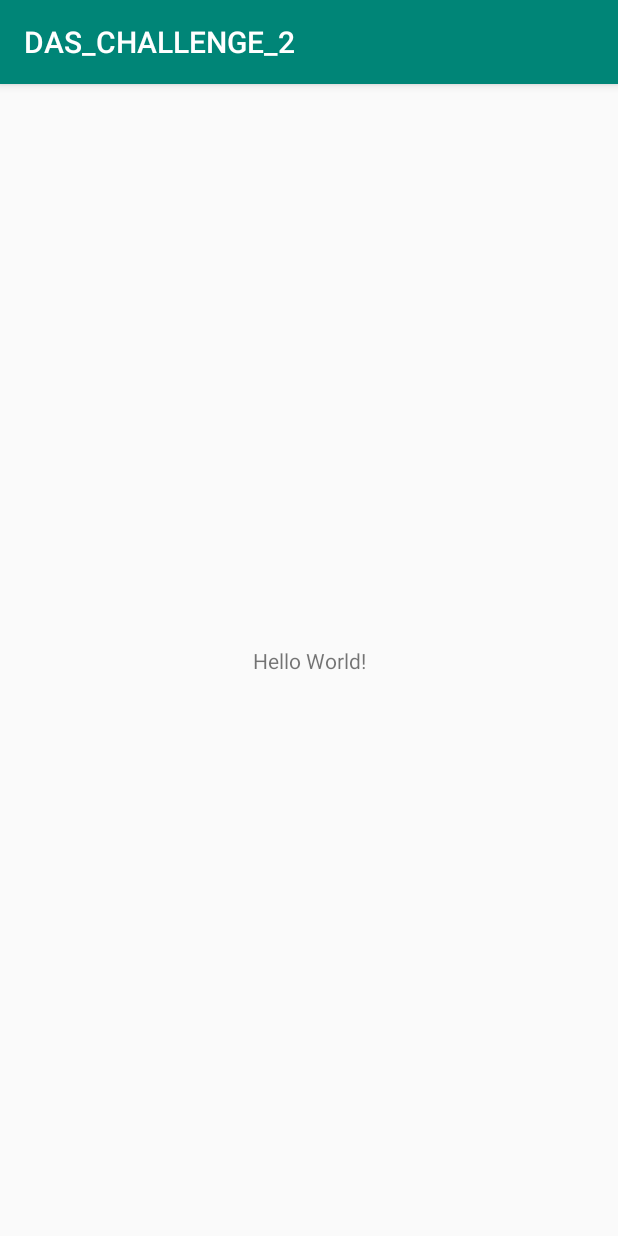
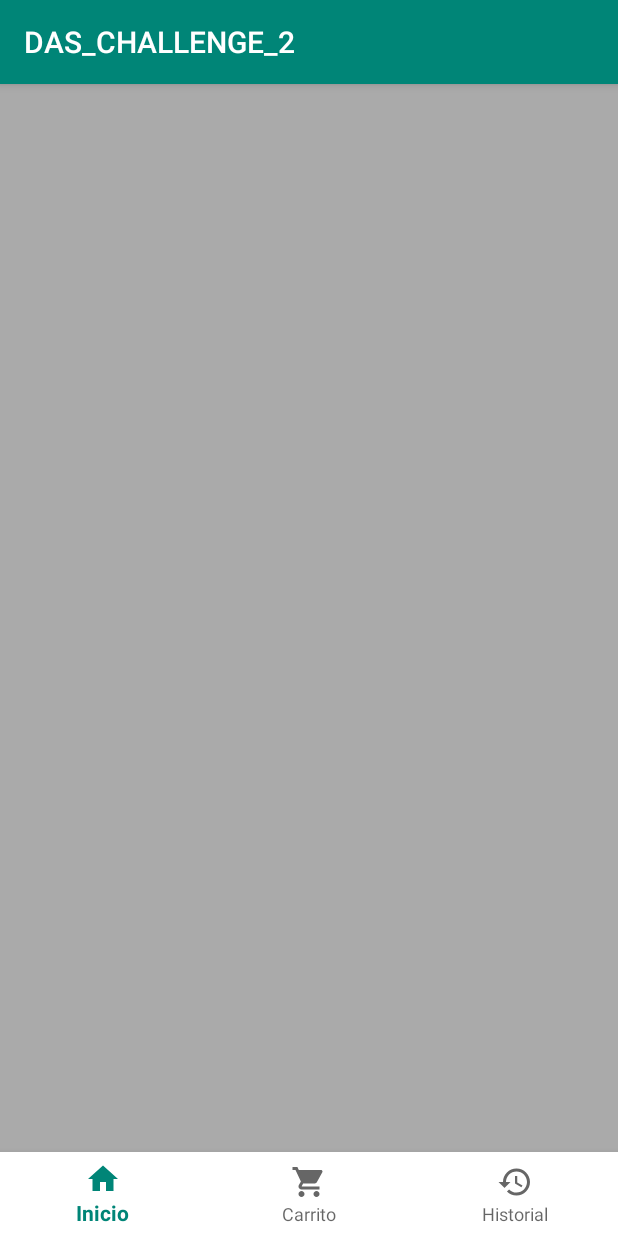
Before and after one commit to Vege19/DAS_CHALLENGE_2, an Android app: the screen it shows after launch (MainActivity), on a phone screen of 412 x 824 dp. Run offline under Robolectric (Android 15) with nearby library versions, the phone set to English and light mode, and no system bars; our stand-ins replace navigation-ui.

Commit message:
Bottom navigation working

```diff
--- a/DAS_CHALLENGE_2/app/build.gradle
+++ b/DAS_CHALLENGE_2/app/build.gradle
@@ -31,6 +31,7 @@ dependencies {
     implementation 'androidx.core:core-ktx:1.0.2'
     implementation 'androidx.constraintlayout:constraintlayout:1.1.3'
     implementation 'com.google.firebase:firebase-database:16.0.4'
+    implementation 'androidx.legacy:legacy-support-v4:1.0.0'
     testImplementation 'junit:junit:4.12'
     androidTestImplementation 'androidx.test:runner:1.1.1'
     androidTestImplementation 'androidx.test.espresso:espresso-core:3.1.1'
--- a/DAS_CHALLENGE_2/app/src/main/java/com/example/das_challenge_2/activities/MainActivity.kt
+++ b/DAS_CHALLENGE_2/app/src/main/java/com/example/das_challenge_2/activities/MainActivity.kt
@@ -2,13 +2,21 @@ package com.example.das_challenge_2.activities
 
 import androidx.appcompat.app.AppCompatActivity
 import android.os.Bundle
+import androidx.navigation.Navigation
+import androidx.navigation.findNavController
+import androidx.navigation.fragment.NavHostFragment
+import androidx.navigation.ui.NavigationUI
+import androidx.navigation.ui.setupWithNavController
 import com.example.das_challenge_2.R
+import kotlinx.android.synthetic.main.activity_main.*
 
 class MainActivity : AppCompatActivity() {
 
     override fun onCreate(savedInstanceState: Bundle?) {
         super.onCreate(savedInstanceState)
         setContentView(R.layout.activity_main)
+
+        setBottomNavigationView()
 
         // Write a message to the database
         /* val database = FirebaseDatabase.getInstance()
@@ -29,4 +37,8 @@ class MainActivity : AppCompatActivity() {
 
     }
 
+    private fun setBottomNavigationView() {
+        bottomNavigation.setupWithNavController(Navigation.findNavController(this, R.id.navHostFragment))
+    }
+
 }
--- /dev/null
+++ b/DAS_CHALLENGE_2/app/src/main/java/com/example/das_challenge_2/fragments/CartFragment.kt
@@ -0,0 +1,22 @@
+package com.example.das_challenge_2.fragments
+
+
+import android.os.Bundle
+import androidx.fragment.app.Fragment
+import android.view.LayoutInflater
+import android.view.View
+import android.view.ViewGroup
+import com.example.das_challenge_2.R
+
+class CartFragment : Fragment() {
+
+    override fun onCreateView(
+        inflater: LayoutInflater, container: ViewGroup?,
+        savedInstanceState: Bundle?
+    ): View? {
+        // Inflate the layout for this fragment
+        return inflater.inflate(R.layout.fragment_cart, container, false)
+    }
+
+
+}
--- /dev/null
+++ b/DAS_CHALLENGE_2/app/src/main/java/com/example/das_challenge_2/fragments/HomeFragment.kt
@@ -0,0 +1,22 @@
+package com.example.das_challenge_2.fragments
+
+
+import android.os.Bundle
+import androidx.fragment.app.Fragment
+import android.view.LayoutInflater
+import android.view.View
+import android.view.ViewGroup
+import com.example.das_challenge_2.R
+
+class HomeFragment : Fragment() {
+
+    override fun onCreateView(
+        inflater: LayoutInflater, container: ViewGroup?,
+        savedInstanceState: Bundle?
+    ): View? {
+        // Inflate the layout for this fragment
+        return inflater.inflate(R.layout.fragment_home, container, false)
+    }
+
+
+}
--- /dev/null
+++ b/DAS_CHALLENGE_2/app/src/main/java/com/example/das_challenge_2/fragments/RecordFragment.kt
@@ -0,0 +1,22 @@
+package com.example.das_challenge_2.fragments
+
+
+import android.os.Bundle
+import androidx.fragment.app.Fragment
+import android.view.LayoutInflater
+import android.view.View
+import android.view.ViewGroup
+import com.example.das_challenge_2.R
+
+class RecordFragment : Fragment() {
+
+    override fun onCreateView(
+        inflater: LayoutInflater, container: ViewGroup?,
+        savedInstanceState: Bundle?
+    ): View? {
+        // Inflate the layout for this fragment
+        return inflater.inflate(R.layout.fragment_record, container, false)
+    }
+
+
+}
--- /dev/null
+++ b/DAS_CHALLENGE_2/app/src/main/res/drawable/ic_history.xml
@@ -0,0 +1,9 @@
+<vector xmlns:android="http://schemas.android.com/apk/res/android"
+        android:width="24dp"
+        android:height="24dp"
+        android:viewportWidth="24.0"
+        android:viewportHeight="24.0">
+    <path
+        android:fillColor="#FF000000"
+        android:pathData="M13,3c-4.97,0 -9,4.03 -9,9L1,12l3.89,3.89 0.07,0.14L9,12L6,12c0,-3.87 3.13,-7 7,-7s7,3.13 7,7 -3.13,7 -7,7c-1.93,0 -3.68,-0.79 -4.94,-2.06l-1.42,1.42C8.27,19.99 10.51,21 13,21c4.97,0 9,-4.03 9,-9s-4.03,-9 -9,-9zM12,8v5l4.28,2.54 0.72,-1.21 -3.5,-2.08L13.5,8L12,8z"/>
+</vector>
--- /dev/null
+++ b/DAS_CHALLENGE_2/app/src/main/res/drawable/ic_home.xml
@@ -0,0 +1,9 @@
+<vector xmlns:android="http://schemas.android.com/apk/res/android"
+        android:width="24dp"
+        android:height="24dp"
+        android:viewportWidth="24.0"
+        android:viewportHeight="24.0">
+    <path
+        android:fillColor="#FF000000"
+        android:pathData="M10,20v-6h4v6h5v-8h3L12,3 2,12h3v8z"/>
+</vector>
--- /dev/null
+++ b/DAS_CHALLENGE_2/app/src/main/res/drawable/ic_shopping_cart.xml
@@ -0,0 +1,9 @@
+<vector xmlns:android="http://schemas.android.com/apk/res/android"
+        android:width="24dp"
+        android:height="24dp"
+        android:viewportWidth="24.0"
+        android:viewportHeight="24.0">
+    <path
+        android:fillColor="#FF000000"
+        android:pathData="M7,18c-1.1,0 -1.99,0.9 -1.99,2S5.9,22 7,22s2,-0.9 2,-2 -0.9,-2 -2,-2zM1,2v2h2l3.6,7.59 -1.35,2.45c-0.16,0.28 -0.25,0.61 -0.25,0.96 0,1.1 0.9,2 2,2h12v-2L7.42,15c-0.14,0 -0.25,-0.11 -0.25,-0.25l0.03,-0.12 0.9,-1.63h7.45c0.75,0 1.41,-0.41 1.75,-1.03l3.58,-6.49c0.08,-0.14 0.12,-0.31 0.12,-0.48 0,-0.55 -0.45,-1 -1,-1L5.21,4l-0.94,-2L1,2zM17,18c-1.1,0 -1.99,0.9 -1.99,2s0.89,2 1.99,2 2,-0.9 2,-2 -0.9,-2 -2,-2z"/>
+</vector>
--- a/DAS_CHALLENGE_2/app/src/main/res/layout/activity_main.xml
+++ b/DAS_CHALLENGE_2/app/src/main/res/layout/activity_main.xml
@@ -6,13 +6,26 @@
     android:layout_height="match_parent"
     tools:context=".activities.MainActivity">
 
-    <TextView
-        android:layout_width="wrap_content"
-        android:layout_height="wrap_content"
-        android:text="Hello World!"
+    <fragment
+        android:id="@+id/navHostFragment"
+        android:layout_width="0dp"
+        android:layout_height="0dp"
+        app:layout_constraintTop_toTopOf="parent"
+        app:layout_constraintStart_toStartOf="parent"
+        app:layout_constraintEnd_toEndOf="parent"
+        app:layout_constraintBottom_toTopOf="@id/bottomNavigation"
+        android:name="androidx.navigation.fragment.NavHostFragment"
+        app:navGraph="@navigation/navigation_app"
+        app:defaultNavHost="true"/>
+
+    <com.google.android.material.bottomnavigation.BottomNavigationView
+        android:id="@+id/bottomNavigation"
+        android:layout_width="0dp"
+        android:layout_height="?actionBarSize"
+        android:background="@android:color/white"
         app:layout_constraintBottom_toBottomOf="parent"
-        app:layout_constraintLeft_toLeftOf="parent"
-        app:layout_constraintRight_toRightOf="parent"
-        app:layout_constraintTop_toTopOf="parent" />
+        app:layout_constraintStart_toStartOf="parent"
+        app:layout_constraintEnd_toEndOf="parent"
+        app:menu="@menu/menu_navigation"/>
 
 </androidx.constraintlayout.widget.ConstraintLayout>
--- /dev/null
+++ b/DAS_CHALLENGE_2/app/src/main/res/layout/fragment_cart.xml
@@ -0,0 +1,10 @@
+<?xml version="1.0" encoding="utf-8"?>
+<androidx.constraintlayout.widget.ConstraintLayout
+    xmlns:android="http://schemas.android.com/apk/res/android"
+    xmlns:tools="http://schemas.android.com/tools"
+    android:layout_width="match_parent"
+    android:layout_height="match_parent"
+    tools:context=".fragments.CartFragment"
+    android:background="@android:color/black">
+
+</androidx.constraintlayout.widget.ConstraintLayout>
--- /dev/null
+++ b/DAS_CHALLENGE_2/app/src/main/res/layout/fragment_home.xml
@@ -0,0 +1,9 @@
+<?xml version="1.0" encoding="utf-8"?>
+<androidx.constraintlayout.widget.ConstraintLayout xmlns:android="http://schemas.android.com/apk/res/android"
+    xmlns:tools="http://schemas.android.com/tools"
+    android:layout_width="match_parent"
+    android:layout_height="match_parent"
+    tools:context=".fragments.HomeFragment"
+    android:background="@android:color/darker_gray">
+
+</androidx.constraintlayout.widget.ConstraintLayout>
--- /dev/null
+++ b/DAS_CHALLENGE_2/app/src/main/res/layout/fragment_record.xml
@@ -0,0 +1,8 @@
+<?xml version="1.0" encoding="utf-8"?>
+<androidx.constraintlayout.widget.ConstraintLayout xmlns:android="http://schemas.android.com/apk/res/android"
+    xmlns:tools="http://schemas.android.com/tools"
+    android:layout_width="match_parent"
+    android:layout_height="match_parent"
+    tools:context=".fragments.RecordFragment">
+
+</androidx.constraintlayout.widget.ConstraintLayout>
--- /dev/null
+++ b/DAS_CHALLENGE_2/app/src/main/res/menu/menu_navigation.xml
@@ -0,0 +1,19 @@
+<?xml version="1.0" encoding="utf-8"?>
+<menu xmlns:android="http://schemas.android.com/apk/res/android">
+
+    <item
+        android:id="@+id/nav_home"
+        android:icon="@drawable/ic_home"
+        android:title="Inicio"/>
+
+    <item
+        android:id="@+id/nav_cart"
+        android:icon="@drawable/ic_shopping_cart"
+        android:title="Carrito"/>
+
+    <item
+        android:id="@+id/nav_record"
+        android:icon="@drawable/ic_history"
+        android:title="Historial"/>
+
+</menu>
--- /dev/null
+++ b/DAS_CHALLENGE_2/app/src/main/res/navigation/navigation_app.xml
@@ -0,0 +1,38 @@
+<?xml version="1.0" encoding="utf-8"?>
+<navigation xmlns:android="http://schemas.android.com/apk/res/android"
+    xmlns:app="http://schemas.android.com/apk/res-auto"
+    xmlns:tools="http://schemas.android.com/tools"
+    android:id="@+id/navigation_app"
+    app:startDestination="@id/nav_home">
+
+    <fragment
+        android:id="@+id/nav_home"
+        android:name="com.example.das_challenge_2.fragments.HomeFragment"
+        android:label="fragment_home"
+        tools:layout="@layout/fragment_home">
+
+        <action
+            android:id="@+id/action_homeFragment_to_cartFragment"
+            app:destination="@id/nav_cart" />
+
+    </fragment>
+
+    <fragment
+        android:id="@+id/nav_cart"
+        android:name="com.example.das_challenge_2.fragments.CartFragment"
+        android:label="fragment_cart"
+        tools:layout="@layout/fragment_cart">
+
+        <action
+            android:id="@+id/action_cartFragment_to_recordFragment"
+            app:destination="@id/nav_record" />
+
+    </fragment>
+
+    <fragment
+        android:id="@+id/nav_record"
+        android:name="com.example.das_challenge_2.fragments.RecordFragment"
+        android:label="fragment_record"
+        tools:layout="@layout/fragment_record" />
+
+</navigation>
--- a/DAS_CHALLENGE_2/app/src/main/res/values/strings.xml
+++ b/DAS_CHALLENGE_2/app/src/main/res/values/strings.xml
@@ -1,3 +1,6 @@
 <resources>
     <string name="app_name">DAS_CHALLENGE_2</string>
+
+    <!-- TODO: Remove or change this placeholder text -->
+    <string name="hello_blank_fragment">Hello blank fragment</string>
 </resources>
```
